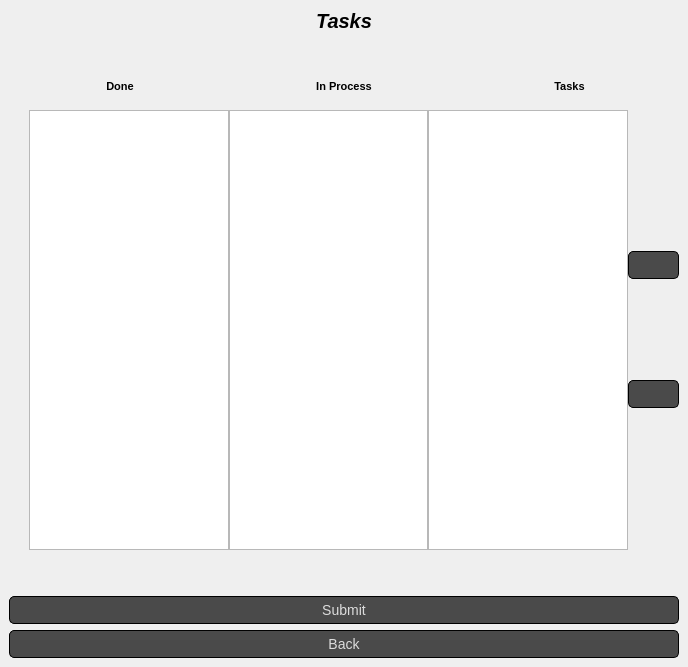
The window that UsersWindows/EmployeeWindow/ToDoListWindow/todowindow.ui (splitmindq/task-management) describes before a commit, drawn with Qt 5.
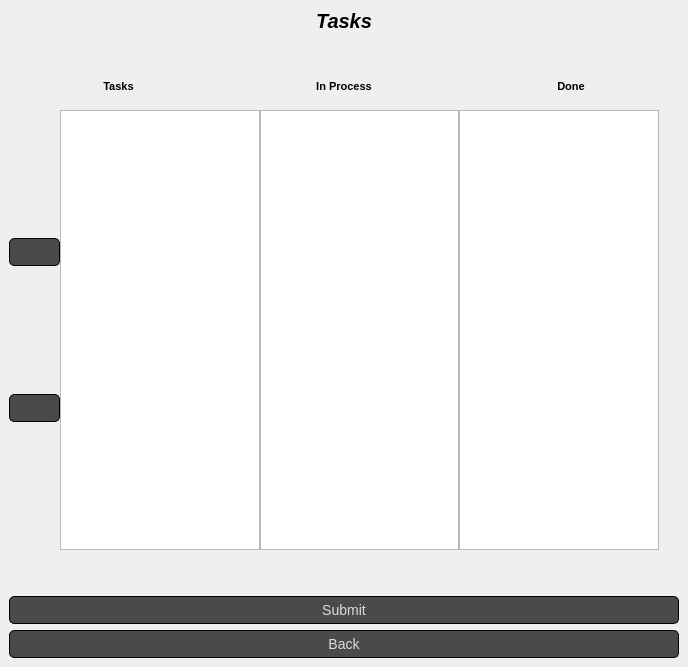
The same window after the commit. Icons and pictures are not drawn.

The edit to the form file:
```diff
--- a/UsersWindows/EmployeeWindow/ToDoListWindow/todowindow.ui
+++ b/UsersWindows/EmployeeWindow/ToDoListWindow/todowindow.ui
@@ -74,6 +74,26 @@
       <property name="bottomMargin">
        <number>10</number>
       </property>
+      <item>
+       <widget class="QLabel" name="label_2">
+        <property name="text">
+         <string>Tasks</string>
+        </property>
+        <property name="alignment">
+         <set>Qt::AlignmentFlag::AlignCenter</set>
+        </property>
+       </widget>
+      </item>
+      <item>
+       <widget class="QLabel" name="label_3">
+        <property name="text">
+         <string>In Process</string>
+        </property>
+        <property name="alignment">
+         <set>Qt::AlignmentFlag::AlignCenter</set>
+        </property>
+       </widget>
+      </item>
       <item>
        <widget class="QLabel" name="label_4">
         <property name="sizePolicy">
@@ -93,26 +113,6 @@
         </property>
        </widget>
       </item>
-      <item>
-       <widget class="QLabel" name="label_3">
-        <property name="text">
-         <string>In Process</string>
-        </property>
-        <property name="alignment">
-         <set>Qt::AlignmentFlag::AlignCenter</set>
-        </property>
-       </widget>
-      </item>
-      <item>
-       <widget class="QLabel" name="label_2">
-        <property name="text">
-         <string>Tasks</string>
-        </property>
-        <property name="alignment">
-         <set>Qt::AlignmentFlag::AlignCenter</set>
-        </property>
-       </widget>
-      </item>
      </layout>
     </item>
     <item>
@@ -122,23 +122,40 @@
       </property>
       <item>
        <layout class="QVBoxLayout" name="verticalLayout_2">
-        <property name="spacing">
-         <number>20</number>
-        </property>
         <property name="leftMargin">
-         <number>20</number>
+         <number>0</number>
         </property>
+        <item>
+         <widget class="QPushButton" name="rightButton">
+          <property name="text">
+           <string/>
+          </property>
+          <property name="icon">
+           <iconset theme="QIcon::ThemeIcon::GoNext"/>
+          </property>
+         </widget>
+        </item>
+        <item>
+         <widget class="QPushButton" name="leftButton">
+          <property name="text">
+           <string/>
+          </property>
+          <property name="icon">
+           <iconset theme="QIcon::ThemeIcon::GoPrevious"/>
+          </property>
+         </widget>
+        </item>
        </layout>
       </item>
-      <item>
-       <widget class="QListWidget" name="doneList"/>
-      </item>
-      <item>
-       <widget class="QListWidget" name="inProcessList"/>
-      </item>
       <item>
        <widget class="QListWidget" name="loadList"/>
       </item>
+      <item>
+       <widget class="QListWidget" name="inProcessList"/>
+      </item>
+      <item>
+       <widget class="QListWidget" name="doneList"/>
+      </item>
       <item>
        <layout class="QVBoxLayout" name="verticalLayout_3">
         <property name="spacing">
@@ -163,26 +180,6 @@
           </property>
          </spacer>
         </item>
-        <item>
-         <widget class="QPushButton" name="rightButton">
-          <property name="text">
-           <string/>
-          </property>
-          <property name="icon">
-           <iconset theme="QIcon::ThemeIcon::GoNext"/>
-          </property>
-         </widget>
-        </item>
-        <item>
-         <widget class="QPushButton" name="leftButton">
-          <property name="text">
-           <string/>
-          </property>
-          <property name="icon">
-           <iconset theme="QIcon::ThemeIcon::GoPrevious"/>
-          </property>
-         </widget>
-        </item>
         <item>
          <spacer name="verticalSpacer_4">
           <property name="orientation">
```
